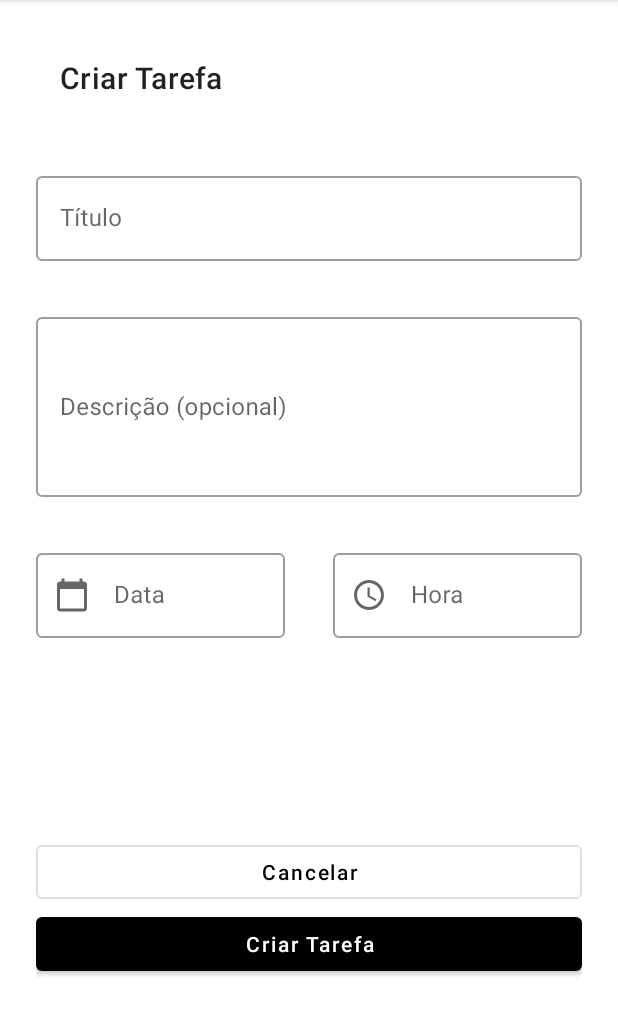
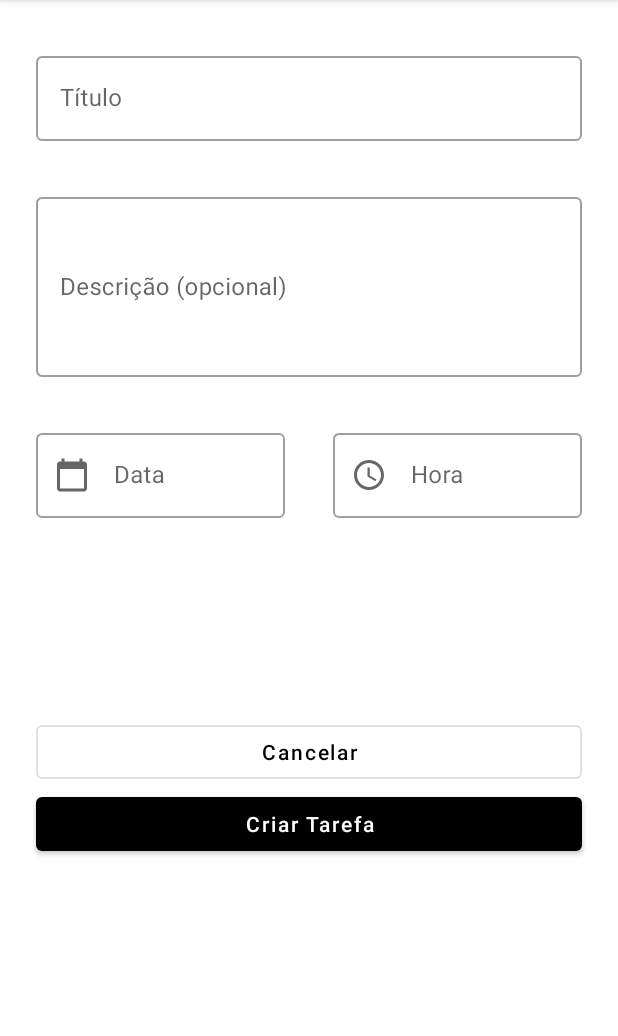
Before and after one commit to lucasrmoro/To-Do, an Android app: the EditTaskFragment screen opened through its navigation route, on a phone screen of 412 x 824 dp, the part 84-1120 px from its top. Run offline under Robolectric (Android 15) with nearby library versions, the phone set to English and light mode, and no system bars; our stand-ins replace navigation-ui; 4 statements that could not run were skipped.

Commit message:
Removing toolbar from fragments layout

```diff
--- a/app/src/main/res/layout/fragment_edit_task.xml
+++ b/app/src/main/res/layout/fragment_edit_task.xml
@@ -6,16 +6,7 @@
 
     <androidx.constraintlayout.widget.ConstraintLayout
         android:layout_width="match_parent"
-        android:layout_height="wrap_content"
-        android:paddingHorizontal="24dp">
-
-        <androidx.appcompat.widget.Toolbar
-            android:id="@+id/toolbar"
-            android:layout_width="match_parent"
-            android:layout_height="wrap_content"
-            android:layout_marginTop="24dp"
-            app:layout_constraintTop_toTopOf="parent"
-            app:title="@string/create_task" />
+        android:layout_height="0dp">
 
         <com.google.android.material.textfield.TextInputLayout
             android:id="@+id/edt_title_layout"
@@ -23,9 +14,10 @@
             android:layout_width="match_parent"
             android:layout_height="wrap_content"
             android:layout_marginVertical="32dp"
+            android:layout_marginHorizontal="24dp"
             android:hint="@string/title_hint"
             android:inputType="textPersonName"
-            app:layout_constraintTop_toBottomOf="@id/toolbar">
+            app:layout_constraintTop_toTopOf="parent">
 
             <com.google.android.material.textfield.TextInputEditText
                 android:id="@+id/edt_title"
@@ -36,11 +28,13 @@
         <com.google.android.material.textfield.TextInputLayout
             android:id="@+id/edt_description_layout"
             style="@style/Widget.MaterialComponents.TextInputLayout.OutlinedBox"
-            android:layout_width="match_parent"
+            android:layout_width="0dp"
             android:layout_height="wrap_content"
             android:layout_marginVertical="32dp"
             android:hint="@string/description_hint"
             android:inputType="textMultiLine"
+            app:layout_constraintStart_toStartOf="@id/edt_title_layout"
+            app:layout_constraintEnd_toEndOf="@id/edt_title_layout"
             app:layout_constraintTop_toBottomOf="@id/edt_title_layout">
 
             <com.google.android.material.textfield.TextInputEditText
@@ -58,7 +52,7 @@
             android:layout_marginEnd="16dp"
             android:hint="@string/date_hint"
             app:layout_constraintEnd_toStartOf="@id/guideline"
-            app:layout_constraintStart_toStartOf="parent"
+            app:layout_constraintStart_toStartOf="@id/edt_description_layout"
             app:layout_constraintTop_toBottomOf="@id/edt_description_layout"
             app:startIconDrawable="@drawable/ic_calendar">
 
@@ -78,7 +72,7 @@
             android:layout_marginVertical="32dp"
             android:layout_marginStart="16dp"
             android:hint="@string/hour_hint"
-            app:layout_constraintEnd_toEndOf="parent"
+            app:layout_constraintEnd_toEndOf="@id/edt_description_layout"
             app:layout_constraintStart_toEndOf="@id/guideline"
             app:layout_constraintTop_toBottomOf="@id/edt_description_layout"
             app:startIconDrawable="@drawable/ic_clock">
@@ -99,6 +93,17 @@
             app:layout_constraintGuide_percent=".5" />
 
         <com.google.android.material.button.MaterialButton
+            android:id="@+id/btn_cancel_task"
+            style="@style/Widget.MaterialComponents.Button.OutlinedButton"
+            android:layout_width="0dp"
+            android:layout_height="wrap_content"
+            android:text="@string/btn_cancel"
+            android:textAllCaps="false"
+            app:layout_constraintBottom_toTopOf="@+id/btn_create_task"
+            app:layout_constraintEnd_toEndOf="@id/edt_hour_layout"
+            app:layout_constraintStart_toStartOf="@id/edt_date_layout" />
+
+        <com.google.android.material.button.MaterialButton
             android:id="@+id/btn_create_task"
             style="@style/Widget.MaterialComponents.Button"
             android:layout_width="0dp"
@@ -108,20 +113,10 @@
             android:text="@string/create_task"
             android:textAllCaps="false"
             app:layout_constraintBottom_toBottomOf="parent"
-            app:layout_constraintEnd_toEndOf="parent"
-            app:layout_constraintStart_toStartOf="parent"
+            app:layout_constraintEnd_toEndOf="@id/btn_cancel_task"
+            app:layout_constraintStart_toStartOf="@id/btn_cancel_task"
             app:layout_constraintTop_toBottomOf="@+id/edt_hour_layout" />
 
-        <com.google.android.material.button.MaterialButton
-            android:id="@+id/btn_cancel_task"
-            style="@style/Widget.MaterialComponents.Button.OutlinedButton"
-            android:layout_width="0dp"
-            android:layout_height="wrap_content"
-            android:text="@string/btn_cancel"
-            android:textAllCaps="false"
-            app:layout_constraintBottom_toTopOf="@+id/btn_create_task"
-            app:layout_constraintEnd_toEndOf="parent"
-            app:layout_constraintStart_toStartOf="parent" />
 
     </androidx.constraintlayout.widget.ConstraintLayout>
 
```
Also changed, not shown: app/src/main/res/layout/fragment_info_task.xml (+4 -12 lines), app/src/main/res/layout/fragment_list_task.xml (+2 -13 lines).
